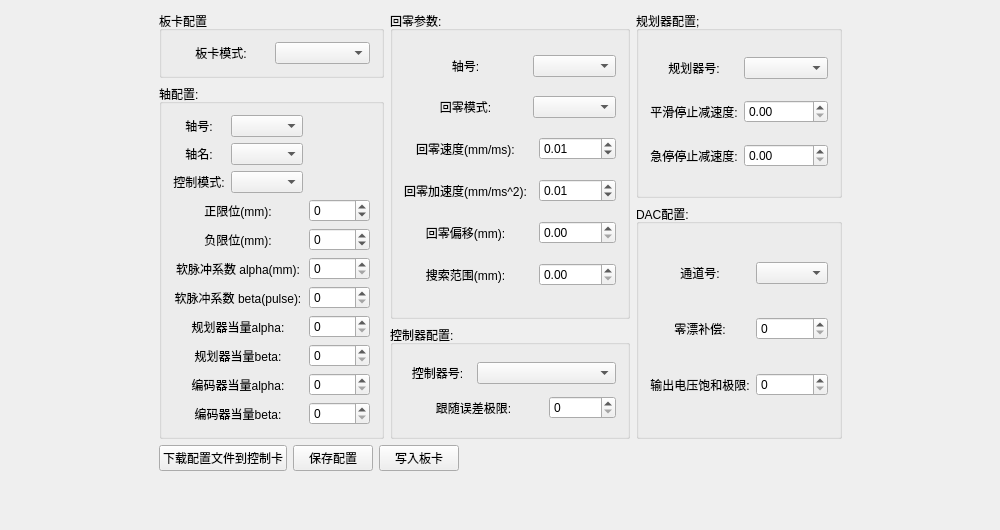
Qt form GTSStudio/Widget/ConfigWidget.ui (whisper512/GTS) before a commit.
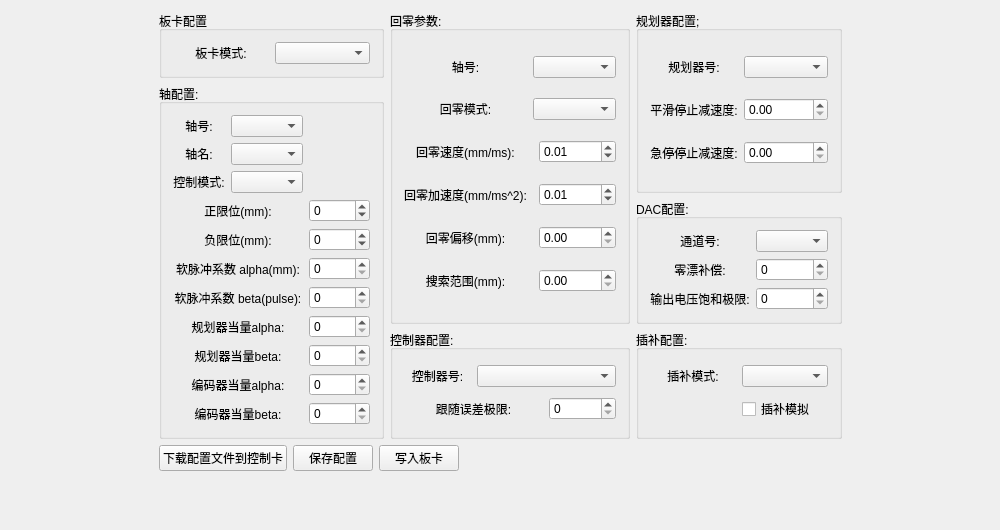
The same form after that commit.

Commit message: 加入插补配置

What changed in the file:
```diff
--- a/GTSStudio/Widget/ConfigWidget.ui
+++ b/GTSStudio/Widget/ConfigWidget.ui
@@ -13,9 +13,22 @@
   <property name="windowTitle">
    <string>CConfigWidget</string>
   </property>
-  <layout class="QGridLayout" name="gridLayout_8">
+  <layout class="QGridLayout" name="gridLayout_9">
+   <item row="2" column="1">
+    <spacer name="verticalSpacer">
+     <property name="orientation">
+      <enum>Qt::Vertical</enum>
+     </property>
+     <property name="sizeHint" stdset="0">
+      <size>
+       <width>20</width>
+       <height>40</height>
+      </size>
+     </property>
+    </spacer>
+   </item>
    <item row="0" column="1">
-    <layout class="QGridLayout" name="gridLayout_7">
+    <layout class="QGridLayout" name="gridLayout_8">
      <item row="0" column="0">
       <widget class="QGroupBox" name="groupBox_5">
        <property name="title">
@@ -395,7 +408,7 @@
        </layout>
       </widget>
      </item>
-     <item row="2" column="2" rowspan="2">
+     <item row="2" column="2">
       <widget class="QGroupBox" name="groupBox_3">
        <property name="title">
         <string>DAC配置:</string>
@@ -490,6 +503,35 @@
        </layout>
       </widget>
      </item>
+     <item row="3" column="2">
+      <widget class="QGroupBox" name="groupBox_7">
+       <property name="title">
+        <string>插补配置:</string>
+       </property>
+       <layout class="QGridLayout" name="gridLayout_7">
+        <item row="2" column="0">
+         <widget class="QLabel" name="label_coordMode">
+          <property name="text">
+           <string>插补模式:</string>
+          </property>
+          <property name="alignment">
+           <set>Qt::AlignCenter</set>
+          </property>
+         </widget>
+        </item>
+        <item row="2" column="1">
+         <widget class="QComboBox" name="comboBox_coordMode"/>
+        </item>
+        <item row="3" column="1">
+         <widget class="QCheckBox" name="checkBox_coordSim">
+          <property name="text">
+           <string>插补模拟</string>
+          </property>
+         </widget>
+        </item>
+       </layout>
+      </widget>
+     </item>
     </layout>
    </item>
    <item row="1" column="1">
@@ -561,19 +603,6 @@
      </property>
     </spacer>
    </item>
-   <item row="2" column="1">
-    <spacer name="verticalSpacer">
-     <property name="orientation">
-      <enum>Qt::Vertical</enum>
-     </property>
-     <property name="sizeHint" stdset="0">
-      <size>
-       <width>20</width>
-       <height>40</height>
-      </size>
-     </property>
-    </spacer>
-   </item>
    <item row="0" column="2">
     <spacer name="horizontalSpacer_3">
      <property name="orientation">
```
The commit also changes 7 other files.
